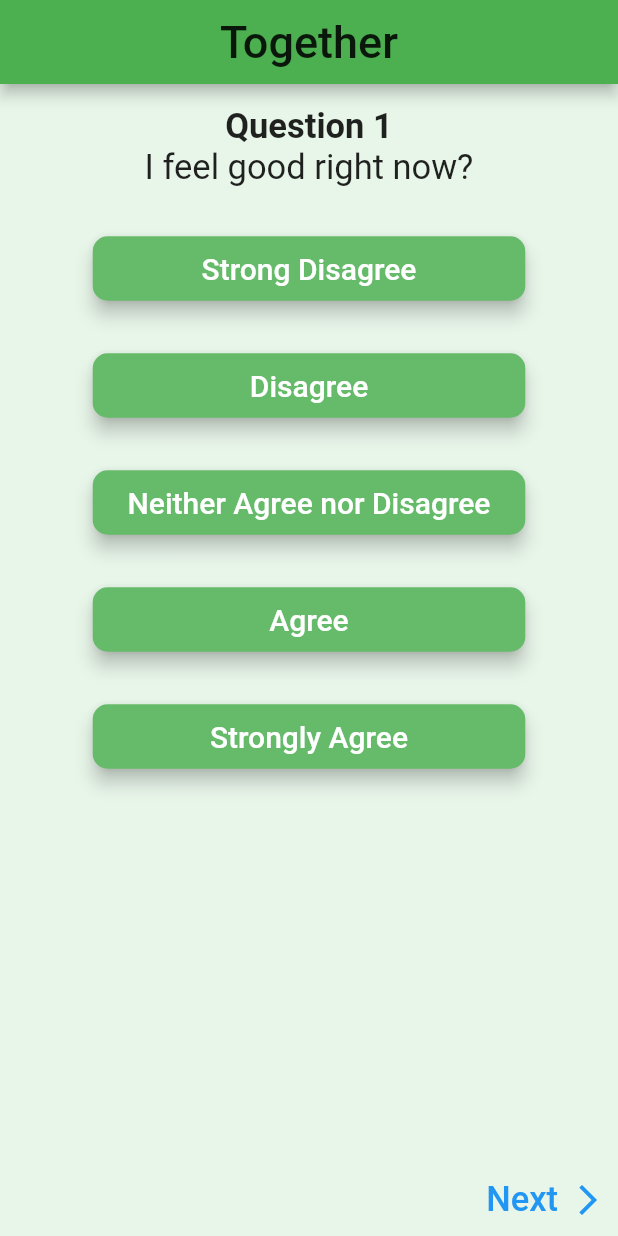
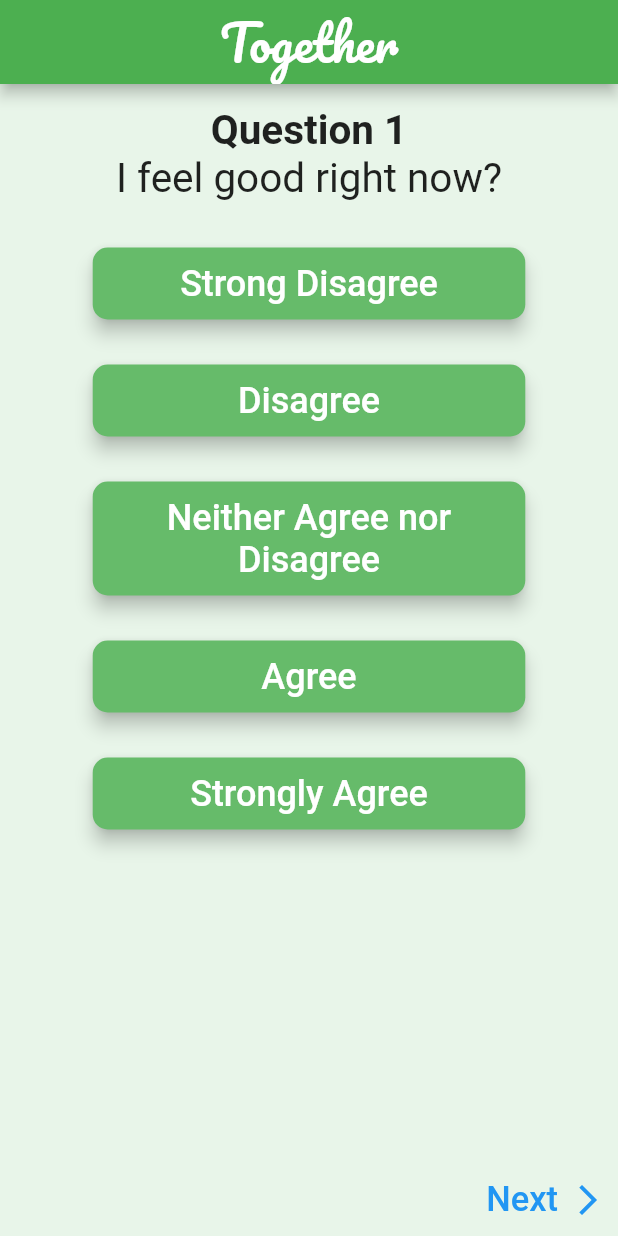
Before and after one commit to hayden-huynh/together-mobile-app, a Flutter app: the screen it shows after launch, on a phone screen of 412 x 824 dp. Run offline on Flutter 3.47's test engine with Material 2 defaults, Android fonts, the light colour scheme and no system bars.

Commit message:
Render UI and store response for two types of questions multiple-choice and open-ended. Added new font family for the title of the app bar

```diff
--- a/lib/main.dart
+++ b/lib/main.dart
@@ -29,10 +29,12 @@ class MyApp extends StatelessWidget {
           accentColor: Colors.blue,
           textTheme: TextTheme(
             headline6: TextStyle(
-              fontSize: 30,
+              fontSize: 32,
+              fontFamily: 'Pacifico',
+              color: Colors.white,
             ),
             headline5: TextStyle(
-              fontSize: 23,
+              fontSize: 27,
             ),
           ),
         ),
--- a/lib/models/answer.dart
+++ b/lib/models/answer.dart
@@ -1,7 +1,5 @@
-import 'package:flutter/foundation.dart';
-
 class Answer{
-  final String answerText;
+  String answerText;
   bool isSelected;
 
   Answer({
--- a/lib/models/questionnaire_entry_provider.dart
+++ b/lib/models/questionnaire_entry_provider.dart
@@ -10,7 +10,7 @@ enum QuestionType {
 class QuestionnaireEntry {
   final String questionText;
   final QuestionType type;
-  final List<Answer> answers;
+  final dynamic answers;
 
   QuestionnaireEntry(
     this.questionText,
@@ -80,7 +80,7 @@ class QuestionnaireEntryProvider with ChangeNotifier {
     QuestionnaireEntry(
       'Right now, how many people are currently within a 5m radius of you?',
       QuestionType.OpenEnded,
-      null,
+      Answer(),
     )
   ];
 
--- a/lib/widgets/answer_button.dart
+++ b/lib/widgets/answer_button.dart
@@ -37,7 +37,9 @@ class AnswerButton extends StatelessWidget {
                 alignment: Alignment.center,
                 child: Text(
                   '${answer.answerText}',
-                  style: TextStyle(fontSize: 20, ),
+                  style: TextStyle(
+                    fontSize: 24,
+                  ),
                   softWrap: true,
                   textAlign: TextAlign.center,
                 ),
--- /dev/null
+++ b/lib/widgets/answer_multiple_choices.dart
@@ -0,0 +1,28 @@
+import 'package:flutter/material.dart';
+
+import 'package:together_app/widgets/answer_button.dart';
+import 'package:together_app/models/answer.dart';
+
+class AnswerMultipleChoices extends StatelessWidget {
+  final List<Answer> answers;
+  final Function selectAnswer;
+  final int answerCount;
+
+  AnswerMultipleChoices(
+    this.answers,
+    this.selectAnswer,
+    this.answerCount,
+  );
+
+  @override
+  Widget build(BuildContext context) {
+    return ListView.builder(
+      itemBuilder: (ctx, i) => AnswerButton(
+        answers[i],
+        selectAnswer,
+        i,
+      ),
+      itemCount: answers.length,
+    );
+  }
+}
--- a/lib/widgets/answers_section.dart
+++ b/lib/widgets/answers_section.dart
@@ -1,12 +1,12 @@
 import 'package:flutter/material.dart';
 
-import 'package:together_app/widgets/answer_button.dart';
-import 'package:together_app/models/answer.dart';
 import 'package:together_app/models/questionnaire_entry_provider.dart'
     show QuestionType;
+import 'package:together_app/widgets/answer_multiple_choices.dart';
+import 'package:together_app/widgets/answer_open_ended.dart';
 
 class AnswersSection extends StatefulWidget {
-  final List<Answer> answers;
+  final dynamic answers;
   final QuestionType type;
 
   AnswersSection(
@@ -19,58 +19,43 @@ class AnswersSection extends StatefulWidget {
 }
 
 class _AnswersSectionState extends State<AnswersSection> {
-  void selectAnswer(int index) {
-    setState(
-      () {
+  void _selectAnswer(int index) {
+    setState(() {
       widget.answers[index].isSelected = true;
       for (int i = 0; i < widget.answers.length; i++) {
         if (i != index) {
           widget.answers[i].isSelected = false;
         }
       }
-      },
-    );
+    });
   }
 
-  Widget getAnswerType(QuestionType type) {
+  void _inputAnswer(String answerText) {
+    if (answerText == null) {
+      return;
+    }
+    widget.answers.answerText = answerText;
+  }
+
+  @override
+  Widget build(BuildContext context) {
+    return Expanded(
+      child: () {
         switch (widget.type) {
           case QuestionType.MultipleChoice:
-        return ListView.builder(
-          itemBuilder: (ctx, i) => AnswerButton(
-            widget.answers[i],
-            selectAnswer,
-            i,
-          ),
-          itemCount: widget.answers.length,
+            return AnswerMultipleChoices(
+              widget.answers,
+              _selectAnswer,
+              widget.answers.length,
             );
           case QuestionType.OpenEnded:
-        return LayoutBuilder(
-          builder: (ctx, constraints) => Container(
-            width: constraints.maxWidth * 0.8,
-            child: TextField(
-              keyboardType: TextInputType.number,
-              decoration: InputDecoration(
-                filled: true,
-                fillColor: Colors.white,
-                contentPadding: EdgeInsets.all(20),
-                border: OutlineInputBorder(),
-              ),
-              style: TextStyle(
-                fontSize: 30,
-                height: 3,
-              ),
-            ),
-          ),
-        );
+            return AnswerOpenEnded(_inputAnswer);
           default:
             return Center(
               child: Text('No answer available?'),
             );
         }
-  }
-
-  @override
-  Widget build(BuildContext context) {
-    return Expanded(child: getAnswerType(widget.type));
+      }(),
+    );
   }
 }
```
Also changed, not shown: lib/widgets/answer_open_ended.dart (added, +44 -0 lines), pubspec.yaml (+7 -6 lines), assets/fonts/Pacifico-Regular.ttf (added), assets/fonts/Satisfy-Regular.ttf (added). Lines whose indentation alone changed are shown as unchanged.
